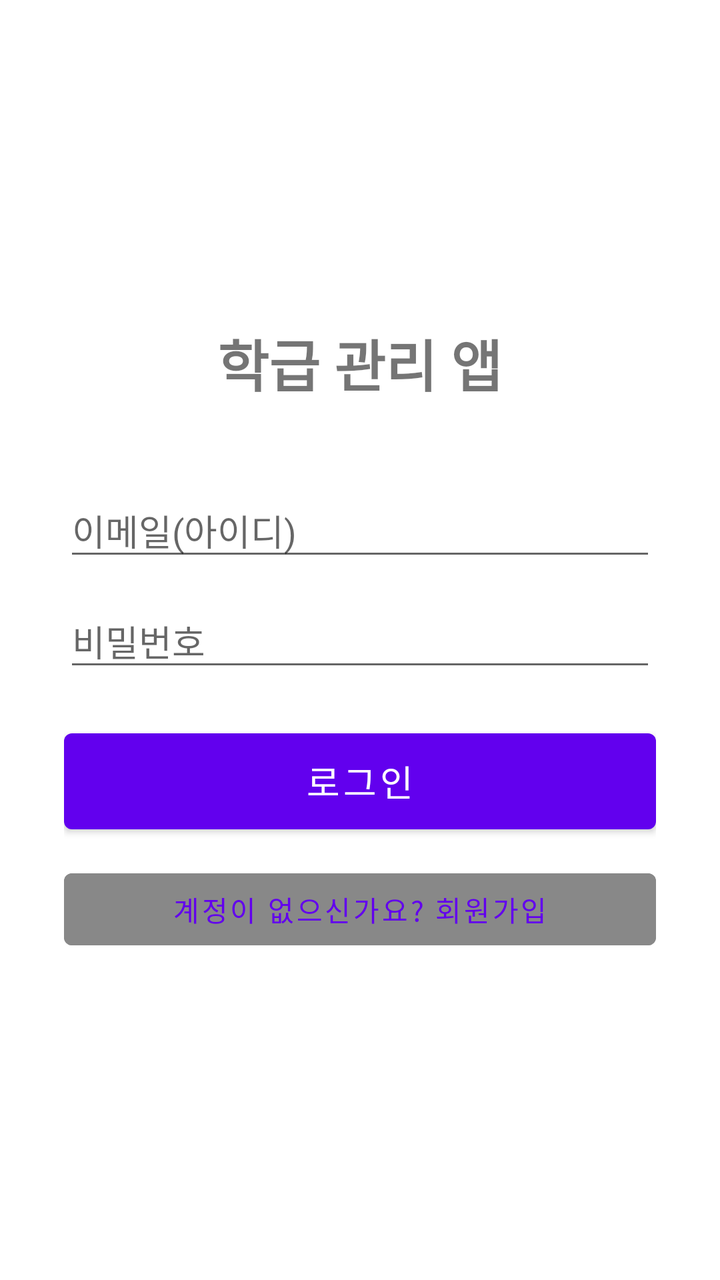
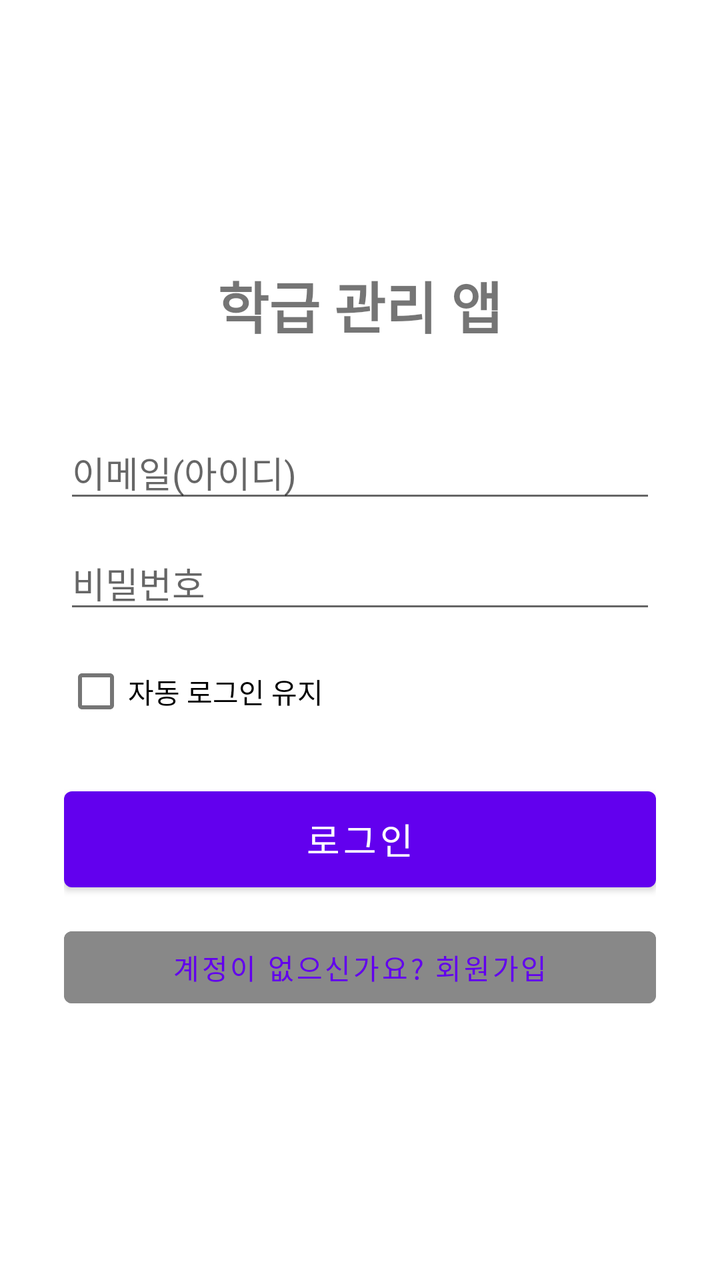

An Android layout rendered at two revisions. The XML below is the earlier revision; the diff shows what the commit changed to produce the second picture.
<!-- AndroidManifest.xml: application theme Theme.MyApplication -->
<!-- res/layout/activity_login.xml -->
<?xml version="1.0" encoding="utf-8"?>
<LinearLayout xmlns:android="http://schemas.android.com/apk/res/android"
    android:layout_width="match_parent"
    android:layout_height="match_parent"
    android:orientation="vertical"
    android:padding="32dp"
    android:gravity="center">

    <TextView
        android:layout_width="wrap_content"
        android:layout_height="wrap_content"
        android:text="학급 관리 앱"
        android:textSize="28sp"
        android:textStyle="bold"
        android:layout_marginBottom="40dp"/>

    <EditText
        android:id="@+id/et_email"
        android:layout_width="match_parent"
        android:layout_height="wrap_content"
        android:hint="이메일(아이디)"
        android:inputType="textEmailAddress"
        android:layout_marginBottom="12dp"/>

    <EditText
        android:id="@+id/et_password"
        android:layout_width="match_parent"
        android:layout_height="wrap_content"
        android:hint="비밀번호"
        android:inputType="textPassword"
        android:layout_marginBottom="20dp"/>


    <Button
        android:id="@+id/btn_login"
        android:layout_width="match_parent"
        android:layout_height="60dp"
        android:text="로그인"
        android:textSize="18sp"/>

    <Button
        android:id="@+id/btn_go_register"
        android:layout_width="match_parent"
        android:layout_height="wrap_content"
        android:text="계정이 없으신가요? 회원가입"
        android:backgroundTint="#888888"
        android:layout_marginTop="10dp"
        style="@style/Widget.MaterialComponents.Button.TextButton"/>
</LinearLayout>
<!-- resources referenced by this layout -->
<resources>
  <style name="Theme.MyApplication" parent="Theme.MaterialComponents.DayNight.NoActionBar">
  
          
          
          <item name="colorPrimary">#6200EE</item>
          <item name="colorPrimaryDark">#3700B3</item>
          <item name="colorAccent">#03DAC5</item>
  
          
          <item name="android:statusBarColor" tools:targetApi="l">?attr/colorPrimaryDark</item>
      </style>
</resources>

<!-- the commit's change to res/layout/activity_login.xml (unified diff, before → after) -->
@@ -28,8 +28,17 @@
         android:layout_height="wrap_content"
         android:hint="비밀번호"
         android:inputType="textPassword"
-        android:layout_marginBottom="20dp"/>
+        android:layout_marginBottom="10dp"/>
 
+    
+    <CheckBox
+        android:id="@+id/cb_auto_login"
+        android:layout_width="wrap_content"
+        android:layout_height="wrap_content"
+        android:layout_gravity="start"
+        android:layout_marginBottom="20dp"
+        android:text="자동 로그인 유지"
+        android:textSize="14sp" />
 
     <Button
         android:id="@+id/btn_login"
